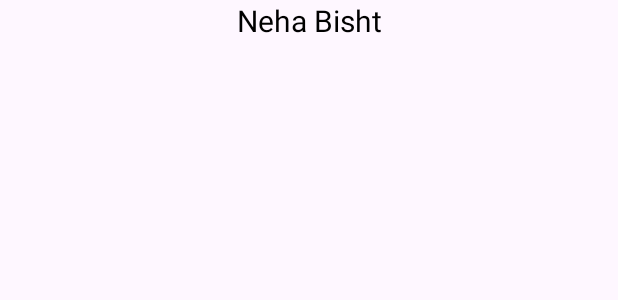
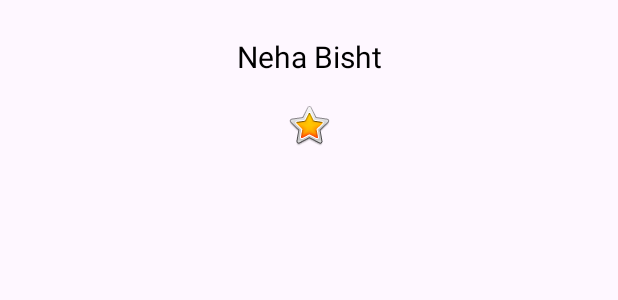
Before and after one commit to Nehabi/android_projects, an Android app: the layout activity_main.xml on its own in the app's theme, with its tools: preview values and no code run, on a phone screen of 412 x 824 dp. Shown: the top 300 px of the screen. Run offline under Robolectric (Android 15) with nearby library versions, the phone set to English and light mode, and no system bars.

Commit message:
Adding image view

```diff
--- a/AboutMe/app/src/main/res/layout/activity_main.xml
+++ b/AboutMe/app/src/main/res/layout/activity_main.xml
@@ -1,5 +1,6 @@
 <?xml version="1.0" encoding="utf-8"?>
 <LinearLayout xmlns:android="http://schemas.android.com/apk/res/android"
+    xmlns:app="http://schemas.android.com/apk/res-auto"
     android:layout_width="match_parent"
     android:layout_height="match_parent"
     android:orientation="vertical">
@@ -11,7 +12,14 @@
         android:layout_height="wrap_content"
         android:text="@string/name"
         android:textAlignment="center"
-        android:textColor="@color/black"
-        android:textSize="@dimen/twenty_dp" />
+        style="@style/NameStyle" />
+
+    <ImageView
+        android:id="@+id/imageView"
+        android:layout_width="match_parent"
+        android:layout_height="wrap_content"
+        android:layout_marginTop="@dimen/layout_margin"
+        android:contentDescription="@string/yellow_star"
+        app:srcCompat="@android:drawable/btn_star_big_on" />
 
 </LinearLayout>
--- a/AboutMe/app/src/main/res/values/dimens.xml
+++ b/AboutMe/app/src/main/res/values/dimens.xml
@@ -1,4 +1,6 @@
 <?xml version="1.0" encoding="utf-8"?>
 <resources>
-    <dimen name="twenty_dp">20sp</dimen>
+    <dimen name="small_font">20sp</dimen>
+    <dimen name="small_padding">8dp</dimen>
+    <dimen name="layout_margin">16dp</dimen>
 </resources>
--- a/AboutMe/app/src/main/res/values/strings.xml
+++ b/AboutMe/app/src/main/res/values/strings.xml
@@ -1,4 +1,5 @@
 <resources>
     <string name="app_name">About Me</string>
     <string name="name">Neha Bisht</string>
+    <string name="yellow_star">Yellow star string resource</string>
 </resources>
--- /dev/null
+++ b/AboutMe/app/src/main/res/values/styles.xml
@@ -0,0 +1,10 @@
+<?xml version="1.0" encoding="utf-8"?>
+<resources>
+
+    <style name="NameStyle">
+        <item name="android:layout_marginTop">@dimen/layout_margin</item>
+        <item name="android:paddingTop">@dimen/small_padding</item>
+        <item name="android:textColor">@color/black</item>
+        <item name="android:textSize">@dimen/small_font</item>
+    </style>
+</resources>
```
Also changed, not shown: AboutMe/app/src/main/res/font/roboto.ttf (added).
